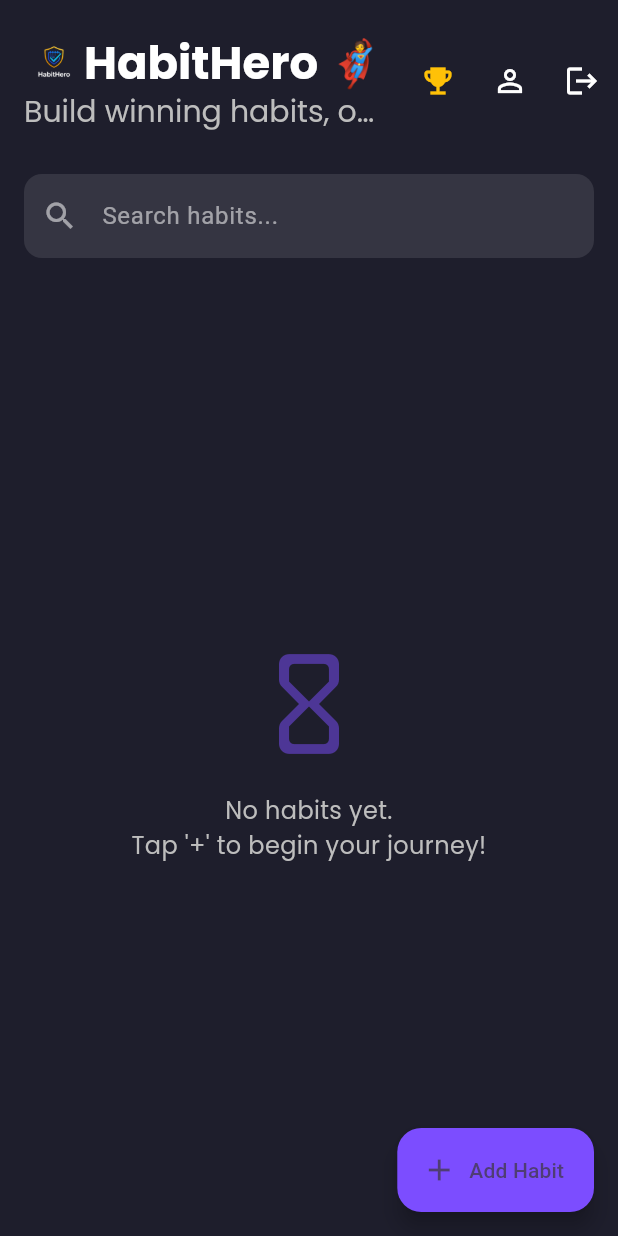
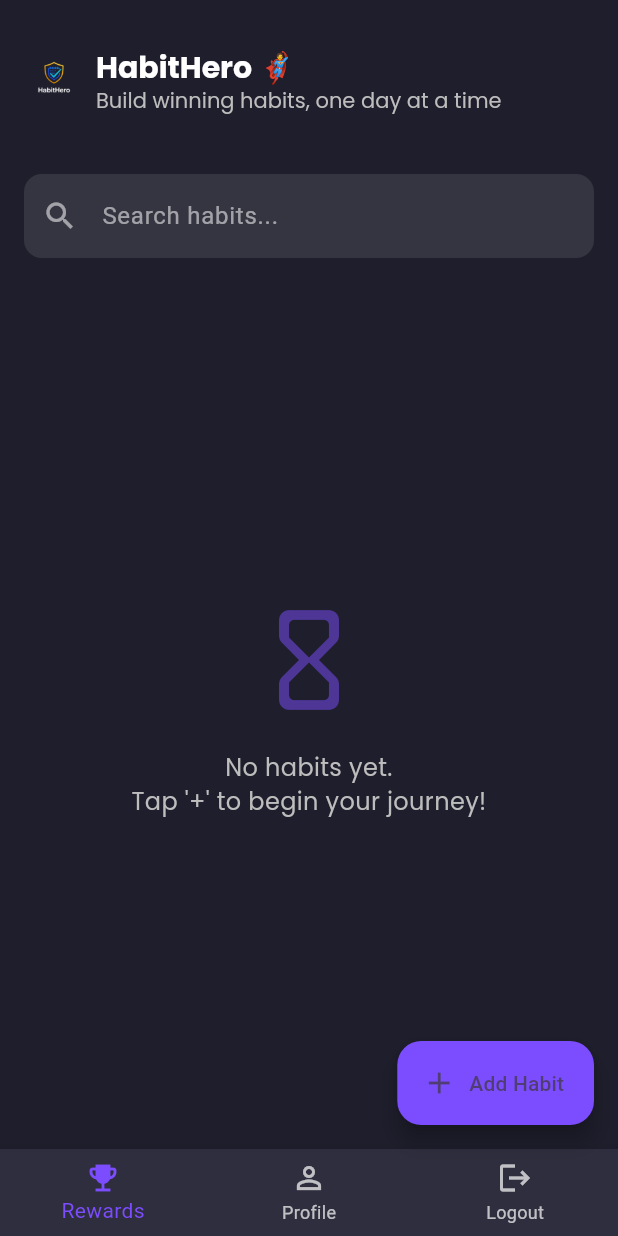
Before and after one commit to Saket-01-bit/HabitHero, a Flutter app: the screen it shows after launch, on a phone screen of 412 x 824 dp. Run offline on Flutter 3.47's test engine with Material 3 defaults, Android fonts, the phone set to English and light mode, and no system bars; our stand-ins replace cloud_firestore, connectivity_plus, firebase_auth, firebase_core, flutter_animate, get and 1 more; accounts and stored records are empty.

Commit message:
new updates!

```diff
--- /dev/null
+++ b/devtools_options.yaml
@@ -0,0 +1,3 @@
+description: This file stores settings for Dart & Flutter DevTools.
+documentation: https://docs.flutter.dev/tools/devtools/extensions#configure-extension-enablement-states
+extensions:
--- /dev/null
+++ b/lib/dialogs/rewards_dialog.dart
@@ -0,0 +1,91 @@
+import 'package:flutter/material.dart';
+import 'package:google_fonts/google_fonts.dart';
+
+class Reward {
+  final int day;
+  final String title;
+  final IconData icon;
+
+  Reward({
+    required this.day,
+    required this.title,
+    required this.icon,
+  });
+}
+
+final List<Reward> rewards = [
+  Reward(day: 1, title: "First Step!", icon: Icons.flag_rounded),
+  Reward(day: 5, title: "Rising Star", icon: Icons.star),
+  Reward(day: 10, title: "Consistency Champ", icon: Icons.flash_on),
+  Reward(day: 20, title: "Momentum Builder", icon: Icons.directions_run),
+  Reward(day: 30, title: "Hero of Habits", icon: Icons.military_tech),
+  Reward(day: 50, title: "Committed Crusader", icon: Icons.diamond),
+  Reward(day: 100, title: "Century Achiever", icon: Icons.emoji_events),
+  Reward(day: 200, title: "Persistent Powerhouse", icon: Icons.bolt),
+  Reward(day: 300, title: "Discipline Dominator", icon: Icons.fitness_center),
+  Reward(day: 365, title: "One Year Warrior", icon: Icons.cake),
+  Reward(day: 500, title: "Half-Millennium Master", icon: Icons.rocket),
+  Reward(day: 1000, title: "Legend of 1000", icon: Icons.workspace_premium),
+];
+
+void showAllRewardsDialog(BuildContext context) {
+  showDialog(
+    context: context,
+    builder: (_) => Dialog(
+      backgroundColor: const Color(0xFF2E2E3E),
+      shape: RoundedRectangleBorder(borderRadius: BorderRadius.circular(16)),
+      child: Padding(
+        padding: const EdgeInsets.all(20),
+        child: SizedBox(
+          width: 320,
+          child: Column(
+            mainAxisSize: MainAxisSize.min,
+            children: [
+              Text(
+                "🏆 All Rewards",
+                style: GoogleFonts.poppins(
+                  fontSize: 20,
+                  fontWeight: FontWeight.bold,
+                  color: Colors.white,
+                ),
+              ),
+              const SizedBox(height: 16),
+              SizedBox(
+                height: 400,
+                child: ListView.builder(
+                  itemCount: rewards.length,
+                  itemBuilder: (context, i) {
+                    final reward = rewards[i];
+                    return ListTile(
+                      leading: Icon(reward.icon, color: Colors.amber),
+                      title: Text(
+                        reward.title,
+                        style: GoogleFonts.poppins(color: Colors.white),
+                      ),
+                      subtitle: Text(
+                        "Unlocked at ${reward.day} days",
+                        style: GoogleFonts.poppins(
+                            color: Colors.white70, fontSize: 12),
+                      ),
+                    );
+                  },
+                ),
+              ),
+              const SizedBox(height: 12),
+              ElevatedButton(
+                onPressed: () => Navigator.pop(context),
+                style: ElevatedButton.styleFrom(
+                  foregroundColor: Colors.white,
+                  backgroundColor: Colors.deepPurpleAccent,
+                  shape: RoundedRectangleBorder(
+                      borderRadius: BorderRadius.circular(10)),
+                ),
+                child: const Text("Close"),
+              ),
+            ],
+          ),
+        ),
+      ),
+    ),
+  );
+}
--- a/lib/screens/home_screen.dart
+++ b/lib/screens/home_screen.dart
@@ -1,9 +1,10 @@
 import 'package:flutter/material.dart';
 import 'package:google_fonts/google_fonts.dart';
+import 'package:firebase_auth/firebase_auth.dart';
 import '../models/challenge_model.dart';
 import '../screens/challenge_detail_screen.dart';
 import '../services/firestore_service.dart';
-import 'package:firebase_auth/firebase_auth.dart';
+import '../widgets/bottom_nav_bar.dart';
 
 class HomeScreen extends StatefulWidget {
   const HomeScreen({super.key});
@@ -16,6 +17,8 @@ class _HomeScreenState extends State<HomeScreen> {
   final FirestoreService firestore = FirestoreService();
   final TextEditingController _searchController = TextEditingController();
   String _searchQuery = "";
+
+  int _selectedIndex = 0;
 
   final List<_Reward> rewards = [
     _Reward(day: 1, title: "First Step!", icon: Icons.flag_rounded),
@@ -42,70 +45,46 @@ class _HomeScreenState extends State<HomeScreen> {
   Widget build(BuildContext context) {
     return Scaffold(
       backgroundColor: const Color(0xFF1E1E2C),
-      appBar: AppBar(
+      appBar: _buildAppBar(),
+      floatingActionButton: _buildFAB(context),
+      body: _buildChallengeList(),
+      bottomNavigationBar: BottomNavBar(
+        selectedIndex: _selectedIndex,
+        onItemTapped: (index) => setState(() => _selectedIndex = index),
+        onRewardsPressed: _showAllRewardsDialog,
+      ),
+    );
+  }
+
+  PreferredSizeWidget _buildAppBar() {
+    return AppBar(
       toolbarHeight: 120,
       backgroundColor: Colors.transparent,
       elevation: 0,
-        title: Column(
+      title: Row(
         crossAxisAlignment: CrossAxisAlignment.start,
         children: [
-            Row(
+          const Image(image: AssetImage('assets/logo.png'), width: 40, height: 40),
+          const SizedBox(width: 8),
+          Expanded(
+            child: Column(
+              crossAxisAlignment: CrossAxisAlignment.start,
+              mainAxisSize: MainAxisSize.min,
               children: [
-                const Image(
-                  image: AssetImage('assets/logo.png'),
-                  width: 40,
-                  height: 40,
-                ),
-                Text(
-                  "HabitHero 🦸",
-                  style: GoogleFonts.poppins(
-                    fontSize: 30,
-                    fontWeight: FontWeight.bold,
-                    color: Colors.white,
+                Text("HabitHero 🦸", style: GoogleFonts.poppins(fontSize: 20, fontWeight: FontWeight.bold, color: Colors.white)),
+                Text("Build winning habits, one day at a time", style: GoogleFonts.poppins(fontSize: 14, color: Colors.grey[400])),
+              ],
             ),
           ),
         ],
       ),
-            Text(
-              "Build winning habits, one day at a time",
-              style: GoogleFonts.poppins(
-                fontSize: 20,
-                color: Colors.grey[400],
-              ),
-            ),
-          ],
-        ),
-        actions: [
-          IconButton(
-            icon: const Icon(Icons.emoji_events, color: Colors.amber),
-            tooltip: 'View Rewards',
-            onPressed: _showAllRewardsDialog,
-          ),
-          IconButton(
-            icon: const Icon(Icons.person_outline, color: Colors.white),
-            tooltip: 'Profile',
-            onPressed: () => Navigator.pushNamed(context, '/profile'),
-          ),
-          IconButton(
-            icon: const Icon(Icons.logout, color: Colors.white),
-            tooltip: 'Log out',
-            onPressed: () async {
-              await FirebaseAuth.instance.signOut();
-              if (context.mounted) {
-                Navigator.pushNamedAndRemoveUntil(
-                    context, '/login', (route) => false);
-              }
-            },
-          ),
-        ],
       bottom: PreferredSize(
         preferredSize: const Size.fromHeight(60),
         child: Padding(
           padding: const EdgeInsets.symmetric(horizontal: 16, vertical: 8),
           child: TextField(
             controller: _searchController,
-              onChanged: (value) =>
-                  setState(() => _searchQuery = value.toLowerCase()),
+            onChanged: (value) => setState(() => _searchQuery = value.toLowerCase()),
             style: const TextStyle(color: Colors.white),
             decoration: InputDecoration(
               hintText: "Search habits...",
@@ -121,42 +100,6 @@ class _HomeScreenState extends State<HomeScreen> {
           ),
         ),
       ),
-      ),
-      floatingActionButton: _buildFAB(context),
-      body: StreamBuilder<List<Challenge>>(
-        stream: firestore.getChallenges(),
-        builder: (context, snapshot) {
-          if (snapshot.connectionState == ConnectionState.waiting) {
-            return const Center(child: CircularProgressIndicator());
-          }
-
-          if (!snapshot.hasData || snapshot.data!.isEmpty) {
-            return _buildEmptyState();
-          }
-
-          final challenges = snapshot.data!;
-          final filtered = challenges.where((c) {
-            return c.title.toLowerCase().contains(_searchQuery);
-          }).toList();
-
-          if (filtered.isEmpty) {
-            return Center(
-              child: Text(
-                "No results found.",
-                style: GoogleFonts.poppins(color: Colors.grey[400]),
-              ),
-            );
-          }
-
-          return ListView.builder(
-            padding: const EdgeInsets.all(16),
-            itemCount: filtered.length,
-            itemBuilder: (context, index) {
-              return _buildChallengeCard(context, filtered[index]);
-            },
-          );
-        },
-      ),
     );
   }
 
@@ -169,22 +112,43 @@ class _HomeScreenState extends State<HomeScreen> {
     );
   }
 
+  Widget _buildChallengeList() {
+    return StreamBuilder<List<Challenge>>(
+      stream: firestore.getChallenges(),
+      builder: (context, snapshot) {
+        if (snapshot.connectionState == ConnectionState.waiting) {
+          return const Center(child: CircularProgressIndicator());
+        }
+
+        if (!snapshot.hasData || snapshot.data!.isEmpty) {
+          return _buildEmptyState();
+        }
+
+        final filtered = snapshot.data!
+            .where((c) => c.title.toLowerCase().contains(_searchQuery))
+            .toList();
+
+        if (filtered.isEmpty) {
+          return Center(child: Text("No results found.", style: GoogleFonts.poppins(color: Colors.grey[400])));
+        }
+
+        return ListView.builder(
+          padding: const EdgeInsets.all(16),
+          itemCount: filtered.length,
+          itemBuilder: (context, index) => _buildChallengeCard(context, filtered[index]),
+        );
+      },
+    );
+  }
+
   Widget _buildEmptyState() {
     return Center(
       child: Column(
         mainAxisAlignment: MainAxisAlignment.center,
         children: [
-          Icon(Icons.hourglass_empty_rounded,
-              size: 80, color: Colors.deepPurpleAccent.withOpacity(0.5)),
+          Icon(Icons.hourglass_empty_rounded, size: 80, color: Colors.deepPurpleAccent.withOpacity(0.5)),
           const SizedBox(height: 20),
-          Text(
-            "No habits yet.\nTap '+' to begin your journey!",
-            textAlign: TextAlign.center,
-            style: GoogleFonts.poppins(
-              fontSize: 16,
-              color: Colors.grey[400],
-            ),
-          ),
+          Text("No habits yet.\nTap '+' to begin your journey!", textAlign: TextAlign.center, style: GoogleFonts.poppins(fontSize: 16, color: Colors.grey[400])),
         ],
       ),
     );
@@ -193,19 +157,15 @@ class _HomeScreenState extends State<HomeScreen> {
   Widget _buildChallengeCard(BuildContext context, Challenge challenge) {
     final totalDays = challenge.duration;
     final progressCount = challenge.progress.where((e) => e).length;
-    final double progress = totalDays > 0 ? progressCount / totalDays : 0.0;
+    final progress = totalDays > 0 ? progressCount / totalDays : 0.0;
 
     return GestureDetector(
       onTap: challenge.isLocked
           ? null
-          : () {
-        Navigator.push(
+          : () => Navigator.push(
         context,
-          MaterialPageRoute(
-            builder: (_) => ChallengeDetailScreen(challenge: challenge),
+        MaterialPageRoute(builder: (_) => ChallengeDetailScreen(challenge: challenge)),
       ),
-        );
-      },
       child: Opacity(
         opacity: challenge.isLocked ? 0.6 : 1.0,
         child: Container(
@@ -213,10 +173,7 @@ class _HomeScreenState extends State<HomeScreen> {
           decoration: BoxDecoration(
             borderRadius: BorderRadius.circular(20),
             gradient: LinearGradient(
-              colors: [
-                Colors.deepPurple.withOpacity(0.3),
-                Colors.deepPurpleAccent.withOpacity(0.1),
-              ],
+              colors: [Colors.deepPurple.withOpacity(0.3), Colors.deepPurpleAccent.withOpacity(0.1)],
               begin: Alignment.topLeft,
               end: Alignment.bottomRight,
             ),
@@ -229,19 +186,11 @@ class _HomeScreenState extends State<HomeScreen> {
             ],
           ),
           child: ListTile(
-            contentPadding:
-            const EdgeInsets.symmetric(horizontal: 20, vertical: 16),
+            contentPadding: const EdgeInsets.symmetric(horizontal: 20, vertical: 16),
             title: Row(
               children: [
                 Expanded(
-                  child: Text(
-                    challenge.title,
-                    style: GoogleFonts.poppins(
-                      fontSize: 18,
-                      fontWeight: FontWeight.w600,
-                      color: Colors.white,
-                    ),
-                  ),
+                  child: Text(challenge.title, style: GoogleFonts.poppins(fontSize: 18, fontWeight: FontWeight.w600, color: Colors.white)),
                 ),
                 if (challenge.isLocked)
                   const Icon(Icons.lock, color: Colors.white60, size: 18),
@@ -258,13 +207,7 @@ class _HomeScreenState extends State<HomeScreen> {
                   minHeight: 6,
                 ),
                 const SizedBox(height: 6),
-                Text(
-                  "$progressCount of ${challenge.duration} days complete",
-                  style: GoogleFonts.poppins(
-                    fontSize: 12,
-                    color: Colors.grey[400],
-                  ),
-                ),
+                Text("$progressCount of ${challenge.duration} days complete", style: GoogleFonts.poppins(fontSize: 12, color: Colors.grey[400])),
               ],
             ),
             trailing: PopupMenuButton<String>(
@@ -299,19 +242,10 @@ class _HomeScreenState extends State<HomeScreen> {
         shape: RoundedRectangleBorder(borderRadius: BorderRadius.circular(16)),
         child: Padding(
           padding: const EdgeInsets.all(20),
-          child: SizedBox(
-            width: 320,
           child: Column(
             mainAxisSize: MainAxisSize.min,
             children: [
-                Text(
-                  "🏆 All Rewards",
-                  style: GoogleFonts.poppins(
-                    fontSize: 20,
-                    fontWeight: FontWeight.bold,
-                    color: Colors.white,
-                  ),
-                ),
+              Text("🏆 All Rewards", style: GoogleFonts.poppins(fontSize: 20, fontWeight: FontWeight.bold, color: Colors.white)),
               const SizedBox(height: 16),
               SizedBox(
                 height: 400,
@@ -321,15 +255,8 @@ class _HomeScreenState extends State<HomeScreen> {
                     final reward = rewards[i];
                     return ListTile(
                       leading: Icon(reward.icon, color: Colors.amber),
-                        title: Text(
-                          reward.title,
-                          style: GoogleFonts.poppins(color: Colors.white),
-                        ),
-                        subtitle: Text(
-                          "Unlocked at ${reward.day} days",
-                          style: GoogleFonts.poppins(
-                              color: Colors.white70, fontSize: 12),
-                        ),
+                      title: Text(reward.title, style: GoogleFonts.poppins(color: Colors.white)),
+                      subtitle: Text("Unlocked at ${reward.day} days", style: GoogleFonts.poppins(color: Colors.white70, fontSize: 12)),
                     );
                   },
                 ),
@@ -340,13 +267,11 @@ class _HomeScreenState extends State<HomeScreen> {
                 style: ElevatedButton.styleFrom(
                   foregroundColor: Colors.white,
                   backgroundColor: Colors.deepPurpleAccent,
-                    shape: RoundedRectangleBorder(
-                        borderRadius: BorderRadius.circular(10)),
+                  shape: RoundedRectangleBorder(borderRadius: BorderRadius.circular(10)),
                 ),
                 child: const Text("Close"),
               ),
             ],
-            ),
           ),
         ),
       ),
@@ -359,9 +284,5 @@ class _Reward {
   final String title;
   final IconData icon;
 
-  _Reward({
-    required this.day,
-    required this.title,
-    required this.icon,
-  });
+  _Reward({required this.day, required this.title, required this.icon});
 }
--- /dev/null
+++ b/lib/widgets/bottom_nav_bar.dart
@@ -0,0 +1,56 @@
+import 'package:flutter/material.dart';
+import 'package:firebase_auth/firebase_auth.dart';
+import '../dialogs/rewards_dialog.dart';
+
+class BottomNavBar extends StatelessWidget {
+  final int selectedIndex;
+  final void Function(int) onItemTapped;
+
+  const BottomNavBar({
+    super.key,
+    required this.selectedIndex,
+    required this.onItemTapped, required void Function() onRewardsPressed,
+  });
+
+  @override
+  Widget build(BuildContext context) {
+    return BottomNavigationBar(
+      backgroundColor: const Color(0xFF2E2E3E),
+      selectedItemColor: Colors.deepPurpleAccent,
+      unselectedItemColor: Colors.white70,
+      currentIndex: selectedIndex,
+      onTap: (index) async {
+        switch (index) {
+          case 0:
+            showAllRewardsDialog(context);
+            break;
+          case 1:
+            Navigator.pushNamed(context, '/profile');
+            break;
+          case 2:
+            await FirebaseAuth.instance.signOut();
+            if (context.mounted) {
+              Navigator.pushNamedAndRemoveUntil(
+                  context, '/login', (route) => false);
+            }
+            break;
+        }
+        onItemTapped(index);
+      },
+      items: const [
+        BottomNavigationBarItem(
+          icon: Icon(Icons.emoji_events),
+          label: 'Rewards',
+        ),
+        BottomNavigationBarItem(
+          icon: Icon(Icons.person_outline),
+          label: 'Profile',
+        ),
+        BottomNavigationBarItem(
+          icon: Icon(Icons.logout),
+          label: 'Logout',
+        ),
+      ],
+    );
+  }
+}
--- a/pubspec.yaml
+++ b/pubspec.yaml
@@ -34,7 +34,6 @@ dependencies:
   # The following adds the Cupertino Icons font to your application.
   # Use with the CupertinoIcons class for iOS style icons.
   cupertino_icons: ^1.0.8
-  path_provider: ^2.1.5
   flutter_animate: ^4.5.2
   google_fonts: ^6.2.1
   fl_chart: ^1.0.0
@@ -46,7 +45,6 @@ dependencies:
   firebase_auth: ^5.6.1
   get: ^4.7.2
   google_sign_in: ^7.0.0
-  image_picker: ^1.1.2
   table_calendar: ^3.2.0
   connectivity_plus: ^2.3.5
 
```
Also changed, not shown: lib/auth_pages/registration_page.dart (+21 -53 lines), lib/screens/profile_screen.dart (+11 -30 lines), lib/widgets/custom_input_field.dart (added, +38 -0 lines), pubspec.lock, 7 other files. Lines whose indentation alone changed are shown as unchanged.
